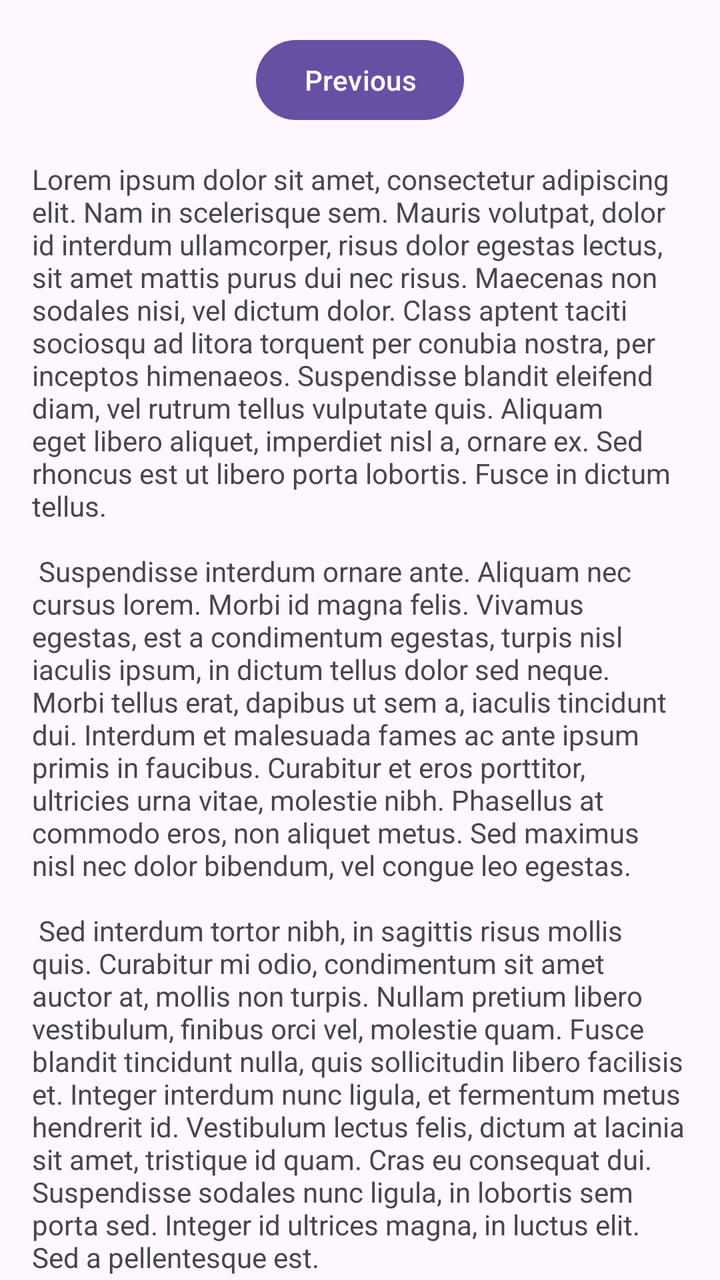
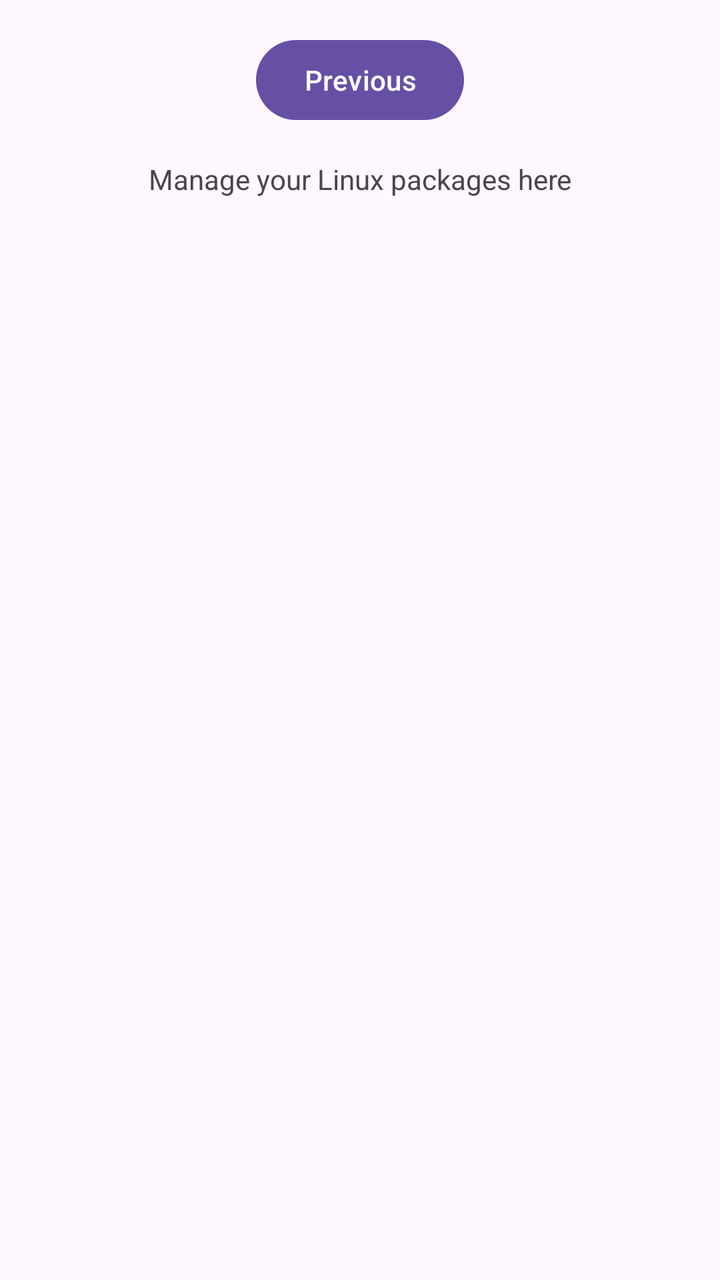

Compare the two renders of this Android layout. The source of the first and the diff that turns it into the second are given below.
<!-- AndroidManifest.xml: application theme Theme.TermuxWayland -->
<!-- res/layout/fragment_second.xml -->
<?xml version="1.0" encoding="utf-8"?>
<androidx.core.widget.NestedScrollView xmlns:android="http://schemas.android.com/apk/res/android"
    xmlns:app="http://schemas.android.com/apk/res-auto"
    xmlns:tools="http://schemas.android.com/tools"
    android:layout_width="match_parent"
    android:layout_height="match_parent"
    tools:context=".SecondFragment">

    <androidx.constraintlayout.widget.ConstraintLayout
        android:layout_width="match_parent"
        android:layout_height="match_parent"
        android:padding="16dp">

        <Button
            android:id="@+id/button_second"
            android:layout_width="wrap_content"
            android:layout_height="wrap_content"
            android:text="@string/previous"
            app:layout_constraintBottom_toTopOf="@id/textview_second"
            app:layout_constraintEnd_toEndOf="parent"
            app:layout_constraintStart_toStartOf="parent"
            app:layout_constraintTop_toTopOf="parent" />

        <TextView
            android:id="@+id/textview_second"
            android:layout_width="wrap_content"
            android:layout_height="wrap_content"
            android:layout_marginTop="16dp"
            android:text="@string/lorem_ipsum"
            app:layout_constraintBottom_toBottomOf="parent"
            app:layout_constraintEnd_toEndOf="parent"
            app:layout_constraintStart_toStartOf="parent"
            app:layout_constraintTop_toBottomOf="@id/button_second" />
    </androidx.constraintlayout.widget.ConstraintLayout>
</androidx.core.widget.NestedScrollView>
<!-- resources referenced by this layout -->
<resources>
  <string name="lorem_ipsum">
          Lorem ipsum dolor sit amet, consectetur adipiscing elit. Nam in scelerisque sem. Mauris
          volutpat, dolor id interdum ullamcorper, risus dolor egestas lectus, sit amet mattis purus
          dui nec risus. Maecenas non sodales nisi, vel dictum dolor. Class aptent taciti sociosqu ad
          litora torquent per conubia nostra, per inceptos himenaeos. Suspendisse blandit eleifend
          diam, vel rutrum tellus vulputate quis. Aliquam eget libero aliquet, imperdiet nisl a,
          ornare ex. Sed rhoncus est ut libero porta lobortis. Fusce in dictum tellus.\n\n
          Suspendisse interdum ornare ante. Aliquam nec cursus lorem. Morbi id magna felis. Vivamus
          egestas, est a condimentum egestas, turpis nisl iaculis ipsum, in dictum tellus dolor sed
          neque. Morbi tellus erat, dapibus ut sem a, iaculis tincidunt dui. Interdum et malesuada
          fames ac ante ipsum primis in faucibus. Curabitur et eros porttitor, ultricies urna vitae,
          molestie nibh. Phasellus at commodo eros, non aliquet metus. Sed maximus nisl nec dolor
          bibendum, vel congue leo egestas.\n\n
          Sed interdum tortor nibh, in sagittis risus mollis quis. Curabitur mi odio, condimentum sit
          amet auctor at, mollis non turpis. Nullam pretium libero vestibulum, finibus orci vel,
          molestie quam. Fusce blandit tincidunt nulla, quis sollicitudin libero facilisis et. Integer
          interdum nunc ligula, et fermentum metus hendrerit id. Vestibulum lectus felis, dictum at
          lacinia sit amet, tristique id quam. Cras eu consequat dui. Suspendisse sodales nunc ligula,
          in lobortis sem porta sed. Integer id ultrices magna, in luctus elit. Sed a pellentesque
          est.\n\n
          Aenean nunc velit, lacinia sed dolor sed, ultrices viverra nulla. Etiam a venenatis nibh.
          Morbi laoreet, tortor sed facilisis varius, nibh orci rhoncus nulla, id elementum leo dui
          non lorem. Nam mollis ipsum quis auctor varius. Quisque elementum eu libero sed commodo. In
          eros nisl, imperdiet vel imperdiet et, scelerisque a mauris. Pellentesque varius ex nunc,
          quis imperdiet eros placerat ac. Duis finibus orci et est auctor tincidunt. Sed non viverra
          ipsum. Nunc quis augue egestas, cursus lorem at, molestie sem. Morbi a consectetur ipsum, a
          placerat diam. Etiam vulputate dignissim convallis. Integer faucibus mauris sit amet finibus
          convallis.\n\n
          Phasellus in aliquet mi. Pellentesque habitant morbi tristique senectus et netus et
          malesuada fames ac turpis egestas. In volutpat arcu ut felis sagittis, in finibus massa
          gravida. Pellentesque id tellus orci. Integer dictum, lorem sed efficitur ullamcorper,
          libero justo consectetur ipsum, in mollis nisl ex sed nisl. Donec maximus ullamcorper
          sodales. Praesent bibendum rhoncus tellus nec feugiat. In a ornare nulla. Donec rhoncus
          libero vel nunc consequat, quis tincidunt nisl eleifend. Cras bibendum enim a justo luctus
          vestibulum. Fusce dictum libero quis erat maximus, vitae volutpat diam dignissim.
      </string>
  <string name="previous">Previous</string>
  <style name="Theme.TermuxWayland" parent="Base.Theme.TermuxWayland" />
  <style name="Base.Theme.TermuxWayland" parent="Theme.Material3.DayNight.NoActionBar">
          
          
      </style>
</resources>

<!-- the commit's change to res/layout/fragment_second.xml (unified diff, before → after) -->
@@ -4,7 +4,7 @@
     xmlns:tools="http://schemas.android.com/tools"
     android:layout_width="match_parent"
     android:layout_height="match_parent"
-    tools:context=".SecondFragment">
+    tools:context=".ManagePackages">
 
     <androidx.constraintlayout.widget.ConstraintLayout
         android:layout_width="match_parent"
@@ -26,7 +26,7 @@
             android:layout_width="wrap_content"
             android:layout_height="wrap_content"
             android:layout_marginTop="16dp"
-            android:text="@string/lorem_ipsum"
+            android:text="@string/manage_packages_text"
             app:layout_constraintBottom_toBottomOf="parent"
             app:layout_constraintEnd_toEndOf="parent"
             app:layout_constraintStart_toStartOf="parent"
<!-- resource entries referenced after the edit -->
@@ -1,41 +1,6 @@
 <!-- resources referenced by this layout -->
 <resources>
-  <string name="lorem_ipsum">
-          Lorem ipsum dolor sit amet, consectetur adipiscing elit. Nam in scelerisque sem. Mauris
-          volutpat, dolor id interdum ullamcorper, risus dolor egestas lectus, sit amet mattis purus
-          dui nec risus. Maecenas non sodales nisi, vel dictum dolor. Class aptent taciti sociosqu ad
-          litora torquent per conubia nostra, per inceptos himenaeos. Suspendisse blandit eleifend
-          diam, vel rutrum tellus vulputate quis. Aliquam eget libero aliquet, imperdiet nisl a,
-          ornare ex. Sed rhoncus est ut libero porta lobortis. Fusce in dictum tellus.\n\n
-          Suspendisse interdum ornare ante. Aliquam nec cursus lorem. Morbi id magna felis. Vivamus
-          egestas, est a condimentum egestas, turpis nisl iaculis ipsum, in dictum tellus dolor sed
-          neque. Morbi tellus erat, dapibus ut sem a, iaculis tincidunt dui. Interdum et malesuada
-          fames ac ante ipsum primis in faucibus. Curabitur et eros porttitor, ultricies urna vitae,
-          molestie nibh. Phasellus at commodo eros, non aliquet metus. Sed maximus nisl nec dolor
-          bibendum, vel congue leo egestas.\n\n
-          Sed interdum tortor nibh, in sagittis risus mollis quis. Curabitur mi odio, condimentum sit
-          amet auctor at, mollis non turpis. Nullam pretium libero vestibulum, finibus orci vel,
-          molestie quam. Fusce blandit tincidunt nulla, quis sollicitudin libero facilisis et. Integer
-          interdum nunc ligula, et fermentum metus hendrerit id. Vestibulum lectus felis, dictum at
-          lacinia sit amet, tristique id quam. Cras eu consequat dui. Suspendisse sodales nunc ligula,
-          in lobortis sem porta sed. Integer id ultrices magna, in luctus elit. Sed a pellentesque
-          est.\n\n
-          Aenean nunc velit, lacinia sed dolor sed, ultrices viverra nulla. Etiam a venenatis nibh.
-          Morbi laoreet, tortor sed facilisis varius, nibh orci rhoncus nulla, id elementum leo dui
-          non lorem. Nam mollis ipsum quis auctor varius. Quisque elementum eu libero sed commodo. In
-          eros nisl, imperdiet vel imperdiet et, scelerisque a mauris. Pellentesque varius ex nunc,
-          quis imperdiet eros placerat ac. Duis finibus orci et est auctor tincidunt. Sed non viverra
-          ipsum. Nunc quis augue egestas, cursus lorem at, molestie sem. Morbi a consectetur ipsum, a
-          placerat diam. Etiam vulputate dignissim convallis. Integer faucibus mauris sit amet finibus
-          convallis.\n\n
-          Phasellus in aliquet mi. Pellentesque habitant morbi tristique senectus et netus et
-          malesuada fames ac turpis egestas. In volutpat arcu ut felis sagittis, in finibus massa
-          gravida. Pellentesque id tellus orci. Integer dictum, lorem sed efficitur ullamcorper,
-          libero justo consectetur ipsum, in mollis nisl ex sed nisl. Donec maximus ullamcorper
-          sodales. Praesent bibendum rhoncus tellus nec feugiat. In a ornare nulla. Donec rhoncus
-          libero vel nunc consequat, quis tincidunt nisl eleifend. Cras bibendum enim a justo luctus
-          vestibulum. Fusce dictum libero quis erat maximus, vitae volutpat diam dignissim.
-      </string>
+  <string name="manage_packages_text">Manage your Linux packages here</string>
   <string name="previous">Previous</string>
   <style name="Theme.TermuxWayland" parent="Base.Theme.TermuxWayland" />
   <style name="Base.Theme.TermuxWayland" parent="Theme.Material3.DayNight.NoActionBar">
